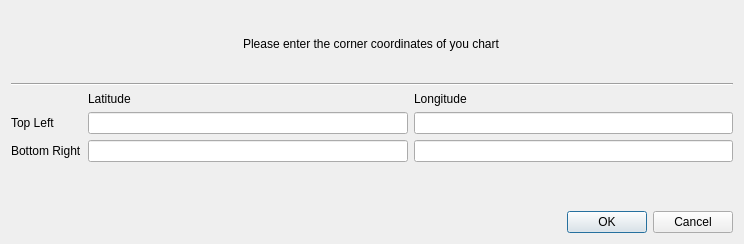
This is Qt_D - UIs/corner_coors_dialog.ui in kaanaksoy/PyProject as Qt 5 draws it before an edit. The edited form follows.
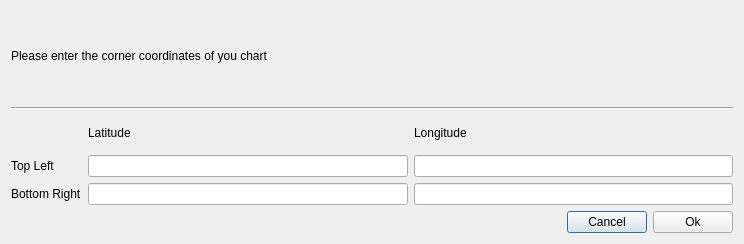
This is the edited form.

Commit message: Updated file names and class refernces

```diff
--- a/Qt_D - UIs/corner_coors_dialog.ui
+++ b/Qt_D - UIs/corner_coors_dialog.ui
@@ -26,7 +26,7 @@
    <string>Enter Corner Coordinates</string>
   </property>
   <layout class="QVBoxLayout" name="verticalLayout">
-   <item alignment="Qt::AlignHCenter|Qt::AlignVCenter">
+   <item>
     <widget class="QLabel" name="title_label">
      <property name="text">
       <string>Please enter the corner coordinates of you chart</string>
@@ -84,15 +84,36 @@
      </item>
     </layout>
    </item>
-   <item alignment="Qt::AlignBottom">
-    <widget class="QDialogButtonBox" name="cancelok_box">
-     <property name="orientation">
-      <enum>Qt::Horizontal</enum>
-     </property>
-     <property name="standardButtons">
-      <set>QDialogButtonBox::Cancel|QDialogButtonBox::Ok</set>
-     </property>
-    </widget>
+   <item>
+    <layout class="QHBoxLayout" name="horizontalLayout">
+     <item>
+      <spacer name="cancelok_spcr">
+       <property name="orientation">
+        <enum>Qt::Horizontal</enum>
+       </property>
+       <property name="sizeHint" stdset="0">
+        <size>
+         <width>40</width>
+         <height>20</height>
+        </size>
+       </property>
+      </spacer>
+     </item>
+     <item>
+      <widget class="QPushButton" name="cancel_btn">
+       <property name="text">
+        <string>Cancel</string>
+       </property>
+      </widget>
+     </item>
+     <item>
+      <widget class="QPushButton" name="ok_btn">
+       <property name="text">
+        <string>Ok</string>
+       </property>
+      </widget>
+     </item>
+    </layout>
    </item>
   </layout>
  </widget>
```
Left out of the diff: 67 changed lines with no effect on the pictures. The commit also changes 8 other files.
